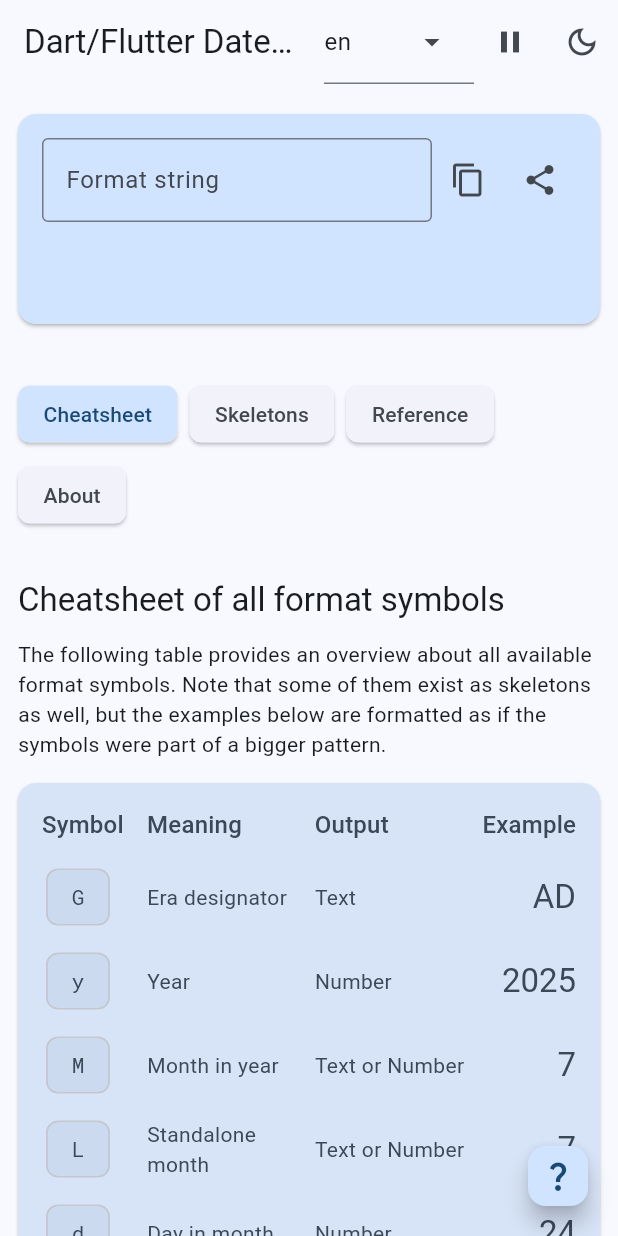
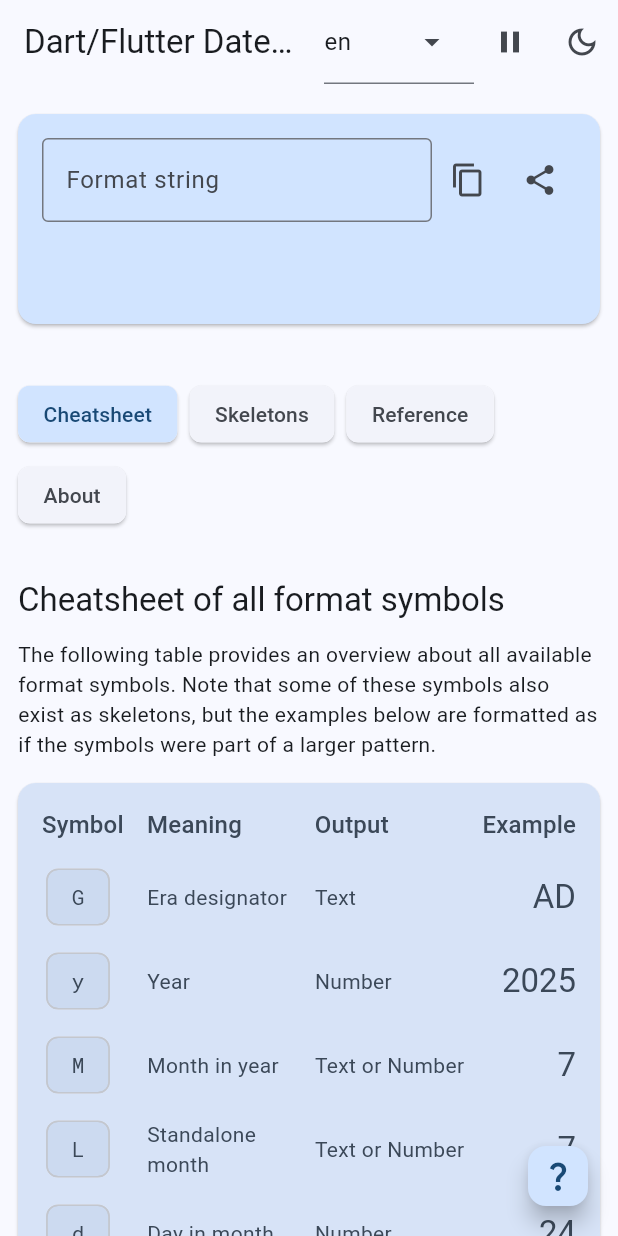
Before and after one commit to ffelixm/date-format-playground, a Flutter app: the screen it shows after launch, on a phone screen of 412 x 824 dp. Run offline on Flutter 3.47's test engine with Material 3 defaults, Android fonts, the phone set to English and light mode, and no system bars; our stand-ins replace flutter_html, shared_preferences, web.

Commit message:
Refine displayed information text

```diff
--- a/lib/data/cheatsheet_data.dart
+++ b/lib/data/cheatsheet_data.dart
@@ -1,7 +1,9 @@
 import 'package:date_format_playground/data/cheatsheet_models.dart';
 
-final cheatsheetNote = "The following table provides an overview about all available format symbols. "
-"Note that some of them exist as skeletons as well, but the examples below are formatted as if the symbols were part of a bigger pattern.";
+final cheatsheetNote =
+"The following table provides an overview about all available format symbols. "
+"Note that some of these symbols also exist as skeletons, but the examples below "
+"are formatted as if the symbols were part of a larger pattern.";
 
 List<String> get cheatsheetDataTitles => [
   "Symbol",
--- a/lib/data/skeletons_data.dart
+++ b/lib/data/skeletons_data.dart
@@ -3,9 +3,9 @@ import 'package:date_format_playground/data/skeletons_models.dart';
 final skeletonsExplaination1 =
 "Skeletons are predefined format patterns. Each of them has its own ICU name "
 "which defines its meaning. What distinguishes them from normal format patterns "
-"is that they were parsed as a whole. Because of this they can be localized as "
-"a whole as well. In contrast to a normal pattern like <code>'M/d/y'</code>"
-"which when parsed consists of year, month and day seperated by slashes in all "
+"is that they are parsed as a whole. Because of this, they can also be localized "
+"as a whole. In contrast to a normal pattern like <code>'M/d/y'</code> which "
+"when parsed consists of year, month and day seperated by slashes in all "
 "locales, the parsing process of skeletons considers cultural differences in "
 "the presentation of dates. So the example format would be parsed as "
 "<code>7/11/2025</code> in all locales. The skeleton <code>yMd</code> would be "
@@ -13,7 +13,7 @@ final skeletonsExplaination1 =
 "the respective language."
 "<br><br>"
 "To use skeletons, just use the named constructor of <code>DateTime</code> for "
-"an specific skeleton. You can also pass in the format pattern or the ICU name "
+"a specific skeleton. You can also pass in the format pattern or the ICU name "
 "(which is available as constant in the intl library) into the <code>format</code> "
 "function:";
 
@@ -23,7 +23,7 @@ DateFormat(YEAR_NUM_MONTH_DAY, 'es').format(DateTime.now());
 DateFormat('yMd', 'fr').format(DateTime.now());""";
 
 final skeletonsExplaination2 =
-"Don't forget to initialize the locales before using them! To do this, just "
+"Don't forget to initialize locales before using them! To do this, just "
 "call <code>initializeDateFormatting()</code> in <code>main</code>.";
 
 
--- a/lib/ui/home/about_section.dart
+++ b/lib/ui/home/about_section.dart
@@ -29,8 +29,9 @@ class AboutSection extends StatelessWidget {
           child: HtmlWidget(
             html: """
 This website is a playground for date formatting in Dart and Flutter. It is
-designed for exploring and playing with the available formatting options. It
-also provides a brief reference of all format symbols and formatting skeletons.
+designed to help you explore and experiment with the available formatting
+options. It also provides a brief reference of all format symbols and formatting
+skeletons.
 <br>
 The website itself is a <a href="https://www.flutter.dev">Flutter</a> project
 written entirely in <a href="https://www.dart.dev">Dart</a>.""",
```
